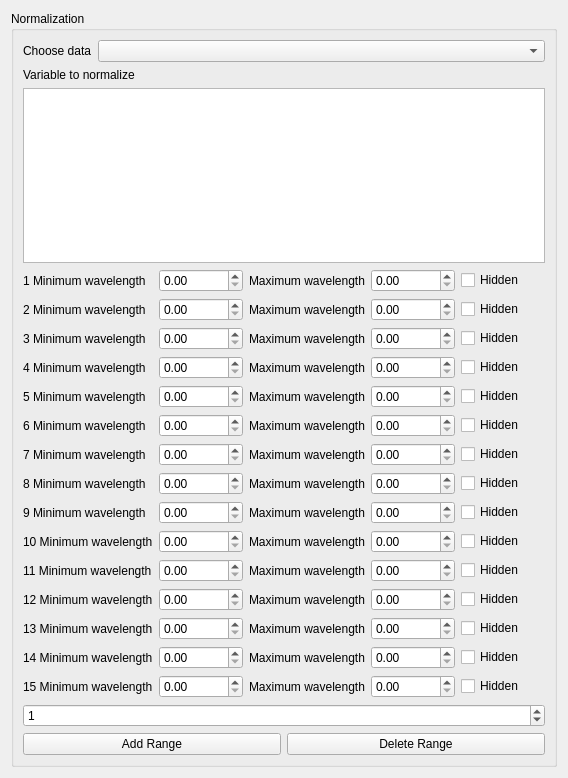
Old version of the form ui/Normalization.ui in the repository tthatcher95/PyHAT_Point_Spectra_GUI.
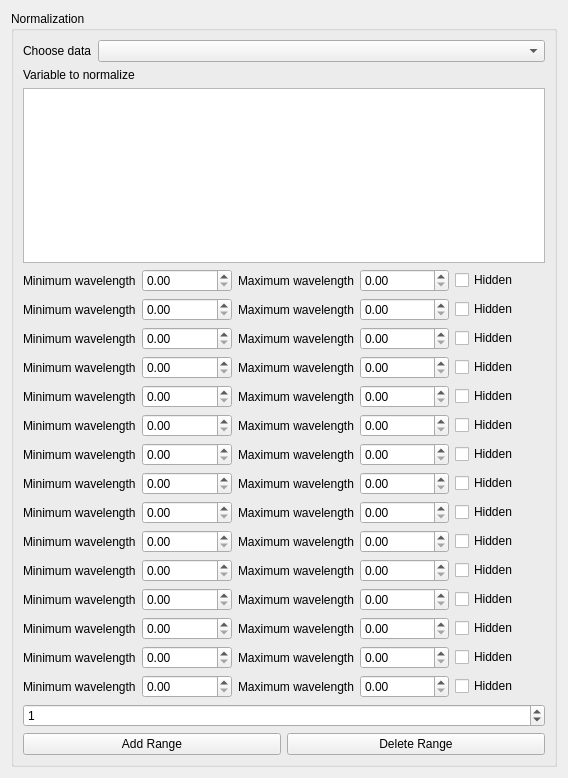
New version of the form.

The edit to the form file:
```diff
--- a/ui/Normalization.ui
+++ b/ui/Normalization.ui
@@ -83,7 +83,7 @@
         <item row="0" column="0">
          <widget class="QLabel" name="minWvlLabel">
           <property name="text">
-           <string>1 Minimum wavelength</string>
+           <string>Minimum wavelength</string>
           </property>
          </widget>
         </item>
@@ -97,7 +97,7 @@
         <item row="1" column="0">
          <widget class="QLabel" name="minWvlLabel_2">
           <property name="text">
-           <string>2 Minimum wavelength</string>
+           <string>Minimum wavelength</string>
           </property>
          </widget>
         </item>
@@ -111,7 +111,7 @@
         <item row="2" column="0">
          <widget class="QLabel" name="minWvlLabel_3">
           <property name="text">
-           <string>3 Minimum wavelength</string>
+           <string>Minimum wavelength</string>
           </property>
          </widget>
         </item>
@@ -125,7 +125,7 @@
         <item row="3" column="0">
          <widget class="QLabel" name="minWvlLabel_4">
           <property name="text">
-           <string>4 Minimum wavelength</string>
+           <string>Minimum wavelength</string>
           </property>
          </widget>
         </item>
@@ -139,7 +139,7 @@
         <item row="4" column="0">
          <widget class="QLabel" name="minWvlLabel_5">
           <property name="text">
-           <string>5 Minimum wavelength</string>
+           <string>Minimum wavelength</string>
           </property>
          </widget>
         </item>
@@ -153,7 +153,7 @@
         <item row="5" column="0">
          <widget class="QLabel" name="minWvlLabel_6">
           <property name="text">
-           <string>6 Minimum wavelength</string>
+           <string>Minimum wavelength</string>
           </property>
          </widget>
         </item>
@@ -167,7 +167,7 @@
         <item row="6" column="0">
          <widget class="QLabel" name="minWvlLabel_7">
           <property name="text">
-           <string>7 Minimum wavelength</string>
+           <string>Minimum wavelength</string>
           </property>
          </widget>
         </item>
@@ -181,7 +181,7 @@
         <item row="7" column="0">
          <widget class="QLabel" name="minWvlLabel_8">
           <property name="text">
-           <string>8 Minimum wavelength</string>
+           <string>Minimum wavelength</string>
           </property>
          </widget>
         </item>
@@ -195,7 +195,7 @@
         <item row="8" column="0">
          <widget class="QLabel" name="minWvlLabel_9">
           <property name="text">
-           <string>9 Minimum wavelength</string>
+           <string>Minimum wavelength</string>
           </property>
          </widget>
         </item>
@@ -209,7 +209,7 @@
         <item row="9" column="0">
          <widget class="QLabel" name="minWvlLabel_10">
           <property name="text">
-           <string>10 Minimum wavelength</string>
+           <string>Minimum wavelength</string>
           </property>
          </widget>
         </item>
@@ -223,7 +223,7 @@
         <item row="10" column="0">
          <widget class="QLabel" name="minWvlLabel_11">
           <property name="text">
-           <string>11 Minimum wavelength</string>
+           <string>Minimum wavelength</string>
           </property>
          </widget>
         </item>
@@ -237,7 +237,7 @@
         <item row="11" column="0">
          <widget class="QLabel" name="minWvlLabel_12">
           <property name="text">
-           <string>12 Minimum wavelength</string>
+           <string>Minimum wavelength</string>
           </property>
          </widget>
         </item>
@@ -251,7 +251,7 @@
         <item row="12" column="0">
          <widget class="QLabel" name="minWvlLabel_13">
           <property name="text">
-           <string>13 Minimum wavelength</string>
+           <string>Minimum wavelength</string>
           </property>
          </widget>
         </item>
@@ -265,7 +265,7 @@
         <item row="13" column="0">
          <widget class="QLabel" name="minWvlLabel_14">
           <property name="text">
-           <string>14 Minimum wavelength</string>
+           <string>Minimum wavelength</string>
           </property>
          </widget>
         </item>
@@ -279,7 +279,7 @@
         <item row="14" column="0">
          <widget class="QLabel" name="minWvlLabel_15">
           <property name="text">
-           <string>15 Minimum wavelength</string>
+           <string>Minimum wavelength</string>
           </property>
          </widget>
         </item>
@@ -291,94 +291,214 @@
          </widget>
         </item>
         <item row="0" column="1">
-         <widget class="QDoubleSpinBox" name="minWvlSpin"/>
+         <widget class="QDoubleSpinBox" name="minWvlSpin">
+          <property name="maximum">
+           <double>999999999.000000000000000</double>
+          </property>
+         </widget>
         </item>
         <item row="9" column="1">
-         <widget class="QDoubleSpinBox" name="minWvlSpin_10"/>
+         <widget class="QDoubleSpinBox" name="minWvlSpin_10">
+          <property name="maximum">
+           <double>999999999.000000000000000</double>
+          </property>
+         </widget>
         </item>
         <item row="10" column="1">
-         <widget class="QDoubleSpinBox" name="minWvlSpin_11"/>
+         <widget class="QDoubleSpinBox" name="minWvlSpin_11">
+          <property name="maximum">
+           <double>999999999.000000000000000</double>
+          </property>
+         </widget>
         </item>
         <item row="11" column="1">
-         <widget class="QDoubleSpinBox" name="minWvlSpin_12"/>
+         <widget class="QDoubleSpinBox" name="minWvlSpin_12">
+          <property name="maximum">
+           <double>999999999.000000000000000</double>
+          </property>
+         </widget>
         </item>
         <item row="12" column="1">
-         <widget class="QDoubleSpinBox" name="minWvlSpin_13"/>
+         <widget class="QDoubleSpinBox" name="minWvlSpin_13">
+          <property name="maximum">
+           <double>999999999.000000000000000</double>
+          </property>
+         </widget>
         </item>
         <item row="13" column="1">
-         <widget class="QDoubleSpinBox" name="minWvlSpin_14"/>
+         <widget class="QDoubleSpinBox" name="minWvlSpin_14">
+          <property name="maximum">
+           <double>999999999.000000000000000</double>
+          </property>
+         </widget>
         </item>
         <item row="14" column="1">
-         <widget class="QDoubleSpinBox" name="minWvlSpin_15"/>
+         <widget class="QDoubleSpinBox" name="minWvlSpin_15">
+          <property name="maximum">
+           <double>999999999.000000000000000</double>
+          </property>
+         </widget>
         </item>
         <item row="1" column="1">
-         <widget class="QDoubleSpinBox" name="minWvlSpin_2"/>
+         <widget class="QDoubleSpinBox" name="minWvlSpin_2">
+          <property name="maximum">
+           <double>999999999.000000000000000</double>
+          </property>
+         </widget>
         </item>
         <item row="2" column="1">
-         <widget class="QDoubleSpinBox" name="minWvlSpin_3"/>
+         <widget class="QDoubleSpinBox" name="minWvlSpin_3">
+          <property name="maximum">
+           <double>999999999.000000000000000</double>
+          </property>
+         </widget>
         </item>
         <item row="3" column="1">
-         <widget class="QDoubleSpinBox" name="minWvlSpin_4"/>
+         <widget class="QDoubleSpinBox" name="minWvlSpin_4">
+          <property name="maximum">
+           <double>999999999.000000000000000</double>
+          </property>
+         </widget>
         </item>
         <item row="4" column="1">
-         <widget class="QDoubleSpinBox" name="minWvlSpin_5"/>
+         <widget class="QDoubleSpinBox" name="minWvlSpin_5">
+          <property name="maximum">
+           <double>999999999.000000000000000</double>
+          </property>
+         </widget>
         </item>
         <item row="5" column="1">
-         <widget class="QDoubleSpinBox" name="minWvlSpin_6"/>
+         <widget class="QDoubleSpinBox" name="minWvlSpin_6">
+          <property name="maximum">
+           <double>999999999.000000000000000</double>
+          </property>
+         </widget>
         </item>
         <item row="6" column="1">
-         <widget class="QDoubleSpinBox" name="minWvlSpin_7"/>
+         <widget class="QDoubleSpinBox" name="minWvlSpin_7">
+          <property name="maximum">
+           <double>999999999.000000000000000</double>
+          </property>
+         </widget>
         </item>
         <item row="7" column="1">
-         <widget class="QDoubleSpinBox" name="minWvlSpin_8"/>
+         <widget class="QDoubleSpinBox" name="minWvlSpin_8">
+          <property name="maximum">
+           <double>999999999.000000000000000</double>
+          </property>
+         </widget>
         </item>
         <item row="8" column="1">
-         <widget class="QDoubleSpinBox" name="minWvlSpin_9"/>
+         <widget class="QDoubleSpinBox" name="minWvlSpin_9">
+          <property name="maximum">
+           <double>999999999.000000000000000</double>
+          </property>
+         </widget>
         </item>
         <item row="0" column="3">
-         <widget class="QDoubleSpinBox" name="maxWvlSpin"/>
+         <widget class="QDoubleSpinBox" name="maxWvlSpin">
+          <property name="maximum">
+           <double>999999999.000000000000000</double>
+          </property>
+         </widget>
         </item>
         <item row="9" column="3">
-         <widget class="QDoubleSpinBox" name="maxWvlSpin_10"/>
+         <widget class="QDoubleSpinBox" name="maxWvlSpin_10">
+          <property name="maximum">
+           <double>999999999.000000000000000</double>
+          </property>
+         </widget>
         </item>
         <item row="10" column="3">
-         <widget class="QDoubleSpinBox" name="maxWvlSpin_11"/>
+         <widget class="QDoubleSpinBox" name="maxWvlSpin_11">
+          <property name="maximum">
+           <double>999999999.000000000000000</double>
+          </property>
+         </widget>
         </item>
         <item row="11" column="3">
-         <widget class="QDoubleSpinBox" name="maxWvlSpin_12"/>
+         <widget class="QDoubleSpinBox" name="maxWvlSpin_12">
+          <property name="maximum">
+           <double>999999999.000000000000000</double>
+          </property>
+         </widget>
         </item>
         <item row="12" column="3">
-         <widget class="QDoubleSpinBox" name="maxWvlSpin_13"/>
+         <widget class="QDoubleSpinBox" name="maxWvlSpin_13">
+          <property name="maximum">
+           <double>999999999.000000000000000</double>
+          </property>
+         </widget>
         </item>
         <item row="13" column="3">
-         <widget class="QDoubleSpinBox" name="maxWvlSpin_14"/>
+         <widget class="QDoubleSpinBox" name="maxWvlSpin_14">
+          <property name="maximum">
+           <double>999999999.000000000000000</double>
+          </property>
+         </widget>
         </item>
         <item row="14" column="3">
-         <widget class="QDoubleSpinBox" name="maxWvlSpin_15"/>
+         <widget class="QDoubleSpinBox" name="maxWvlSpin_15">
+          <property name="maximum">
+           <double>999999999.000000000000000</double>
+          </property>
+         </widget>
         </item>
         <item row="1" column="3">
-         <widget class="QDoubleSpinBox" name="maxWvlSpin_2"/>
+         <widget class="QDoubleSpinBox" name="maxWvlSpin_2">
+          <property name="maximum">
+           <double>999999999.000000000000000</double>
+          </property>
+         </widget>
         </item>
         <item row="2" column="3">
-         <widget class="QDoubleSpinBox" name="maxWvlSpin_3"/>
+         <widget class="QDoubleSpinBox" name="maxWvlSpin_3">
+          <property name="maximum">
+           <double>999999999.000000000000000</double>
+          </property>
+         </widget>
         </item>
         <item row="3" column="3">
-         <widget class="QDoubleSpinBox" name="maxWvlSpin_4"/>
+         <widget class="QDoubleSpinBox" name="maxWvlSpin_4">
+          <property name="maximum">
+           <double>999999999.000000000000000</double>
+          </property>
+         </widget>
         </item>
         <item row="4" column="3">
-         <widget class="QDoubleSpinBox" name="maxWvlSpin_5"/>
+         <widget class="QDoubleSpinBox" name="maxWvlSpin_5">
+          <property name="maximum">
+           <double>999999999.000000000000000</double>
+          </property>
+         </widget>
         </item>
         <item row="5" column="3">
-         <widget class="QDoubleSpinBox" name="maxWvlSpin_6"/>
+         <widget class="QDoubleSpinBox" name="maxWvlSpin_6">
+          <property name="maximum">
+           <double>999999999.000000000000000</double>
+          </property>
+         </widget>
         </item>
         <item row="6" column="3">
-         <widget class="QDoubleSpinBox" name="maxWvlSpin_7"/>
+         <widget class="QDoubleSpinBox" name="maxWvlSpin_7">
+          <property name="maximum">
+           <double>999999999.000000000000000</double>
+          </property>
+         </widget>
         </item>
         <item row="7" column="3">
-         <widget class="QDoubleSpinBox" name="maxWvlSpin_8"/>
+         <widget class="QDoubleSpinBox" name="maxWvlSpin_8">
+          <property name="maximum">
+           <double>999999999.000000000000000</double>
+          </property>
+         </widget>
         </item>
         <item row="8" column="3">
-         <widget class="QDoubleSpinBox" name="maxWvlSpin_9"/>
+         <widget class="QDoubleSpinBox" name="maxWvlSpin_9">
+          <property name="maximum">
+           <double>999999999.000000000000000</double>
+          </property>
+         </widget>
         </item>
         <item row="4" column="4">
          <widget class="QCheckBox" name="hidden_5">
```
